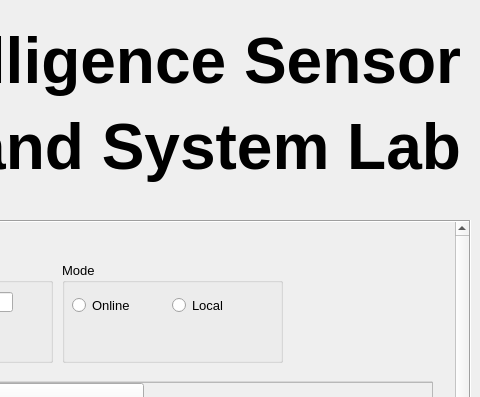
The window that view/main_window.ui (longbach2811/pmes-gui-app) describes before a commit, drawn with Qt 5; both pictures show x 650 to 1130 and y 0 to 397 of the 1130 by 816 pixel window.
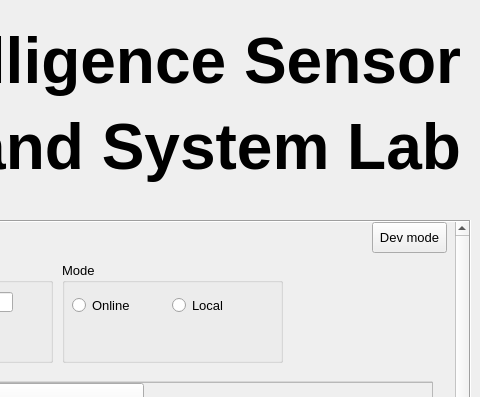
The same window after the commit. Icons and pictures are not drawn.

Commit message: Adjust the UI in main, add dev window

Patch:
```diff
--- a/view/main_window.ui
+++ b/view/main_window.ui
@@ -70,7 +70,7 @@
     <property name="geometry">
      <rect>
       <x>0</x>
-      <y>0</y>
+      <y>-19</y>
       <width>1089</width>
       <height>1049</height>
      </rect>
@@ -1734,6 +1734,19 @@
       <string>Connect</string>
      </property>
     </widget>
+    <widget class="QPushButton" name="dev_btn">
+     <property name="geometry">
+      <rect>
+       <x>1010</x>
+       <y>0</y>
+       <width>75</width>
+       <height>31</height>
+      </rect>
+     </property>
+     <property name="text">
+      <string>Dev mode</string>
+     </property>
+    </widget>
    </widget>
   </widget>
   <widget class="QLabel" name="label_14">
```
The commit also changes 3 other files.
